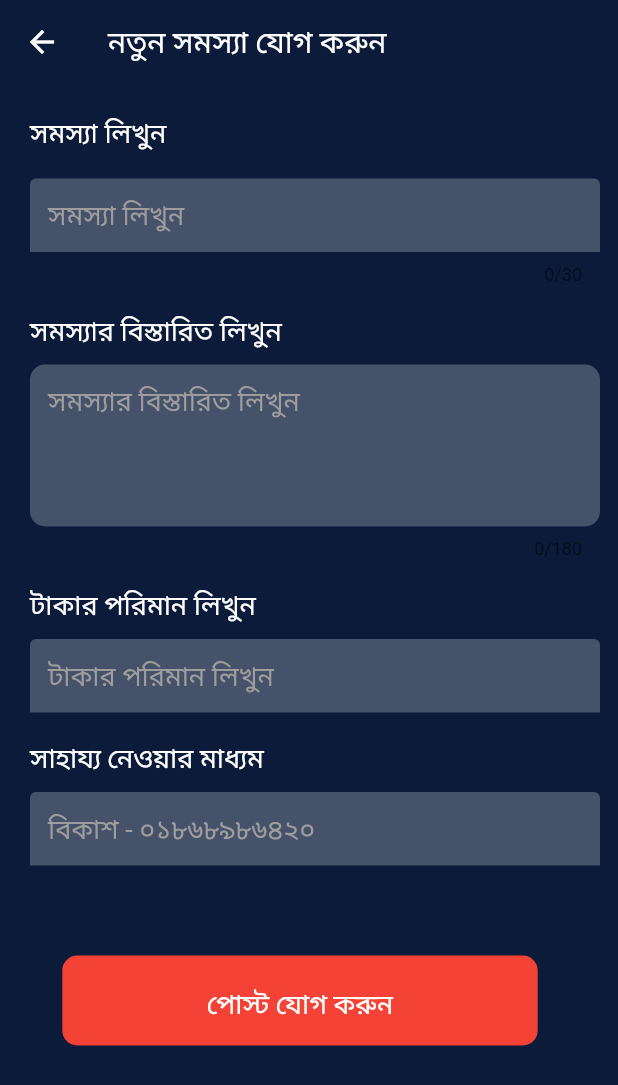
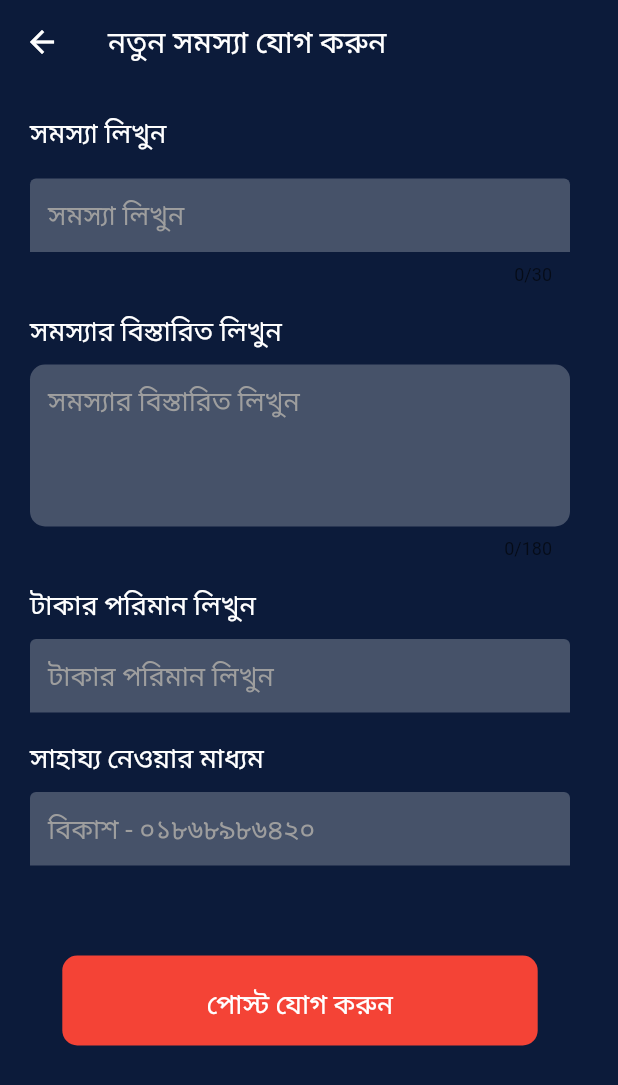
Before and after one commit to tusharhow/seba-sangha, a Flutter app: the AddPostScreen screen opened directly, on a phone screen of 412 x 824 dp. Shown: the top 1085 px of the screen. Run offline on Flutter 3.47's test engine with Material 2 defaults, Android fonts, the light colour scheme and no system bars; our stand-ins replace cloud_firestore, firebase_auth, firebase_core, fluttertoast, get, shared_preferences; accounts and stored records are empty.

Commit message:
Issue fix

```diff
--- a/lib/app/views/auth/login_screen.dart
+++ b/lib/app/views/auth/login_screen.dart
@@ -103,7 +103,10 @@ class LoginScreenView extends StatelessWidget {
                   ),
                 ),
               ],
-            )
+            ),
+            const SizedBox(
+              height: 20,
+            ),
           ],
         ),
       ),
--- a/lib/app/views/auth/sign_up_screen.dart
+++ b/lib/app/views/auth/sign_up_screen.dart
@@ -93,9 +93,6 @@ class RegistrationScreenView extends StatelessWidget {
                   fontSize: 15,
                 ),
               ),
-              const SizedBox(
-                width: kDefaultPadding,
-              ),
               GestureDetector(
                 onTap: () {
                   push(context: context, widget: const LoginScreenView());
--- a/lib/app/views/main/add_post_screen.dart
+++ b/lib/app/views/main/add_post_screen.dart
@@ -49,6 +49,7 @@ class AddPostScreen extends StatelessWidget {
                   Padding(
                     padding: const EdgeInsets.only(
                       left: 20,
+                      right: 20,
                     ),
                     child: TextFormField(
                       controller: addPostController.titleController,
@@ -100,6 +101,7 @@ class AddPostScreen extends StatelessWidget {
                   Padding(
                     padding: const EdgeInsets.only(
                       left: 20,
+                      right: 20,
                     ),
                     child: TextFormField(
                       maxLines: 4,
@@ -153,6 +155,7 @@ class AddPostScreen extends StatelessWidget {
                   Padding(
                     padding: const EdgeInsets.only(
                       left: 20,
+                      right: 20,
                     ),
                     child: TextFormField(
                       maxLines: 1,
@@ -204,6 +207,7 @@ class AddPostScreen extends StatelessWidget {
                   Padding(
                     padding: const EdgeInsets.only(
                       left: 20,
+                      right: 20,
                     ),
                     child: TextFormField(
                       maxLines: 1,
@@ -306,6 +310,9 @@ class AddPostScreen extends StatelessWidget {
                       ),
                     ),
                   ),
+                  const SizedBox(
+                    height: 20,
+                  ),
                 ],
               ),
             ),
--- a/lib/main.dart
+++ b/lib/main.dart
@@ -4,14 +4,13 @@ import 'package:firebase_core/firebase_core.dart';
 import 'package:flutter/material.dart';
 import 'package:get/get.dart';
 import 'package:shared_preferences/shared_preferences.dart';
-
 import 'app/views/main/homepage.dart';
 import 'dic.dart';
 
 void main() async {
   WidgetsFlutterBinding.ensureInitialized();
   await Firebase.initializeApp();
-   await Dic.setUp();
+  await Dic.setUp();
   runApp(const MyApp());
   _init();
 }
@@ -33,7 +32,7 @@ class MyApp extends StatelessWidget {
   Widget build(BuildContext context) {
     return GetMaterialApp(
       debugShowCheckedModeBanner: false,
-      title: 'Flutter Demo',
+      title: 'Seba Sangha',
       theme: ThemeData(
         primarySwatch: Colors.blue,
         canvasColor: bgColor,
```
Also changed, not shown: lib/app/widgets/drawer_widget.dart (+6 -1 lines), pubspec.yaml (+53 -46 lines), assets/logo/logo.png (added), pubspec.lock, 22 other files.
